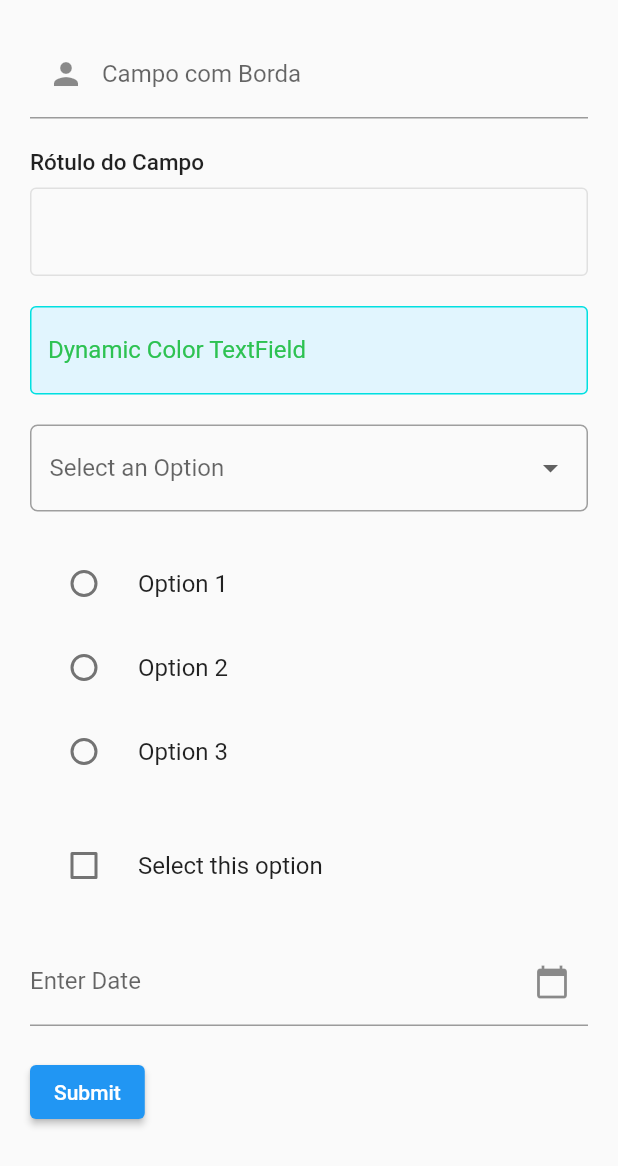
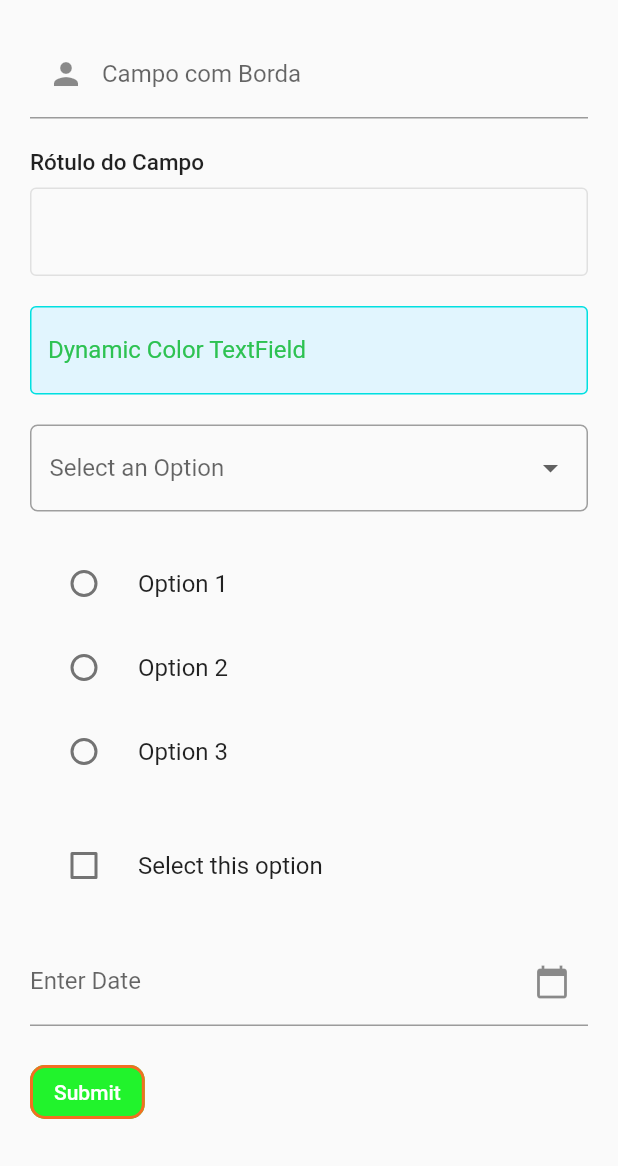
Before and after one commit to flexpeak/curso-flutter-ifpk, a Flutter app: the FormWidget widget shown alone on an empty page, opened directly, on a phone screen of 412 x 824 dp. Shown: the top 1166 px of the screen. Run offline on Flutter 3.47's test engine with Material 2 defaults, Android fonts, the phone set to English and light mode, and no system bars; our stand-ins replace ionicons, shared_preferences; missing offline and left inert: flutter_whatsapp; accounts and stored records are empty; network calls fail.

Commit message:
Update formularios.dart

```diff
--- a/02.1 - Posicionamento/lib/formularios.dart
+++ b/02.1 - Posicionamento/lib/formularios.dart
@@ -238,6 +238,15 @@ class _FormWidgetState extends State<FormWidget> {
                     );
                   }
                 },
+                style: ElevatedButton.styleFrom(
+                  backgroundColor: const Color.fromARGB(255, 33, 243, 44), // Cor de fundo do botão
+                  foregroundColor: Colors.white, // Cor do texto
+                  shape: RoundedRectangleBorder(
+                    borderRadius: BorderRadius.circular(10), // Bordas arredondadas
+                  ),
+                  elevation: 0, // Remove a sombra
+                  side: const BorderSide(color: Color.fromARGB(255, 243, 110, 33), width: 2), // Borda do botão
+                ),
                 child: const Text('Submit'),
               )
             ],
```
